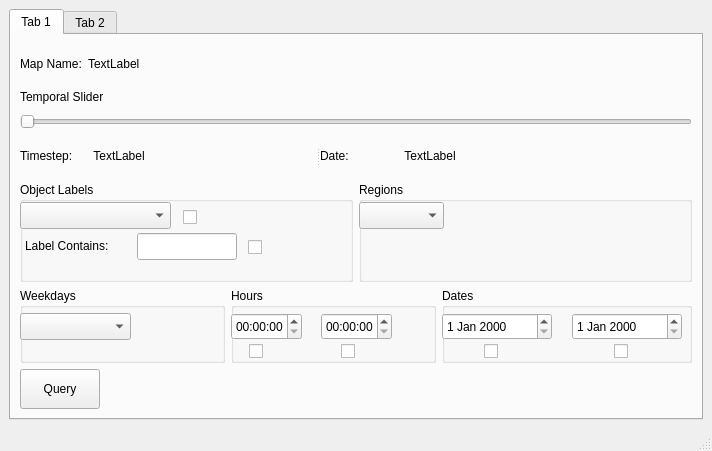
Before: the Qt Designer form ui/mainwindow.ui in hawesie/robot_state_viewer, drawn with Qt 5.
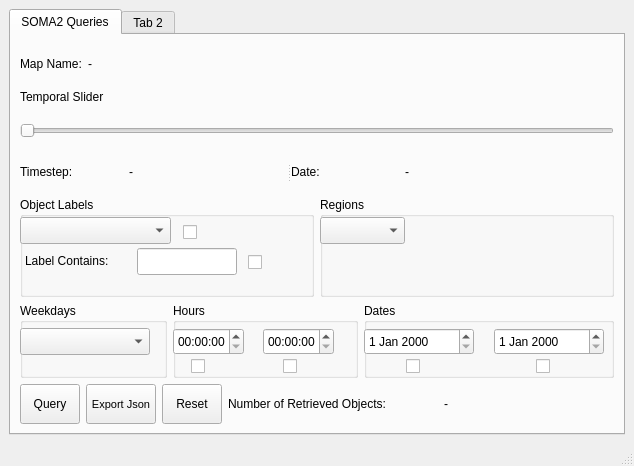
After: the same form once the commit is applied.

Commit message: Developments on query engine and visualization.

Diff of the .ui file:
```diff
--- a/ui/mainwindow.ui
+++ b/ui/mainwindow.ui
@@ -6,8 +6,8 @@
    <rect>
     <x>0</x>
     <y>0</y>
-    <width>712</width>
-    <height>451</height>
+    <width>634</width>
+    <height>466</height>
    </rect>
   </property>
   <property name="windowTitle">
@@ -19,7 +19,7 @@
      <widget class="QTabWidget" name="tabWidget">
       <widget class="QWidget" name="tab">
        <attribute name="title">
-        <string>Tab 1</string>
+        <string>SOMA2 Queries</string>
        </attribute>
        <layout class="QVBoxLayout" name="verticalLayout_3">
         <item>
@@ -52,7 +52,7 @@
              </size>
             </property>
             <property name="text">
-             <string>TextLabel</string>
+             <string>-</string>
             </property>
            </widget>
           </item>
@@ -81,6 +81,12 @@
               <verstretch>0</verstretch>
              </sizepolicy>
             </property>
+            <property name="minimumSize">
+             <size>
+              <width>100</width>
+              <height>20</height>
+             </size>
+            </property>
             <property name="text">
              <string>Temporal Slider</string>
             </property>
@@ -97,6 +103,12 @@
               <verstretch>0</verstretch>
              </sizepolicy>
             </property>
+            <property name="minimumSize">
+             <size>
+              <width>500</width>
+              <height>30</height>
+             </size>
+            </property>
             <property name="maximumSize">
              <size>
               <width>16777215</width>
@@ -125,6 +137,12 @@
            <layout class="QHBoxLayout" name="horizontalLayout_2">
             <item>
              <widget class="QLabel" name="label_3">
+              <property name="minimumSize">
+               <size>
+                <width>65</width>
+                <height>20</height>
+               </size>
+              </property>
               <property name="text">
                <string>Timestep:</string>
               </property>
@@ -135,11 +153,11 @@
               <property name="minimumSize">
                <size>
                 <width>80</width>
-                <height>0</height>
+                <height>20</height>
                </size>
               </property>
               <property name="text">
-               <string>TextLabel</string>
+               <string>-</string>
               </property>
               <property name="alignment">
                <set>Qt::AlignCenter</set>
@@ -165,6 +183,12 @@
            <layout class="QHBoxLayout" name="horizontalLayout_3">
             <item>
              <widget class="QLabel" name="label_4">
+              <property name="minimumSize">
+               <size>
+                <width>35</width>
+                <height>20</height>
+               </size>
+              </property>
               <property name="text">
                <string>Date:</string>
               </property>
@@ -175,11 +199,11 @@
               <property name="minimumSize">
                <size>
                 <width>150</width>
-                <height>0</height>
+                <height>20</height>
                </size>
               </property>
               <property name="text">
-               <string>TextLabel</string>
+               <string>-</string>
               </property>
               <property name="alignment">
                <set>Qt::AlignCenter</set>
@@ -209,7 +233,7 @@
            <widget class="QGroupBox" name="groupBox_2">
             <property name="minimumSize">
              <size>
-              <width>100</width>
+              <width>290</width>
               <height>100</height>
              </size>
             </property>
@@ -225,6 +249,12 @@
                <height>27</height>
               </rect>
              </property>
+             <property name="minimumSize">
+              <size>
+               <width>130</width>
+               <height>25</height>
+              </size>
+             </property>
             </widget>
             <widget class="QLabel" name="label_2">
              <property name="geometry">
@@ -308,7 +338,7 @@
            <widget class="QGroupBox" name="groupBox_3">
             <property name="minimumSize">
              <size>
-              <width>100</width>
+              <width>130</width>
               <height>75</height>
              </size>
             </property>
@@ -326,10 +356,16 @@
               <rect>
                <x>0</x>
                <y>25</y>
-               <width>111</width>
+               <width>130</width>
                <height>27</height>
               </rect>
              </property>
+             <property name="minimumSize">
+              <size>
+               <width>130</width>
+               <height>0</height>
+              </size>
+             </property>
             </widget>
            </widget>
           </item>
@@ -337,7 +373,7 @@
            <widget class="QGroupBox" name="groupBox_4">
             <property name="minimumSize">
              <size>
-              <width>200</width>
+              <width>185</width>
               <height>75</height>
              </size>
             </property>
@@ -454,17 +490,96 @@
          </layout>
         </item>
         <item>
-         <widget class="QPushButton" name="queryButton">
-          <property name="maximumSize">
-           <size>
-            <width>80</width>
-            <height>40</height>
-           </size>
-          </property>
-          <property name="text">
-           <string>Query</string>
-          </property>
-         </widget>
+         <layout class="QHBoxLayout" name="horizontalLayout_6">
+          <item>
+           <widget class="QPushButton" name="queryButton">
+            <property name="minimumSize">
+             <size>
+              <width>60</width>
+              <height>40</height>
+             </size>
+            </property>
+            <property name="maximumSize">
+             <size>
+              <width>60</width>
+              <height>40</height>
+             </size>
+            </property>
+            <property name="text">
+             <string>Query</string>
+            </property>
+           </widget>
+          </item>
+          <item>
+           <widget class="QPushButton" name="exportjsonButton">
+            <property name="minimumSize">
+             <size>
+              <width>70</width>
+              <height>40</height>
+             </size>
+            </property>
+            <property name="maximumSize">
+             <size>
+              <width>70</width>
+              <height>40</height>
+             </size>
+            </property>
+            <property name="font">
+             <font>
+              <pointsize>8</pointsize>
+             </font>
+            </property>
+            <property name="text">
+             <string>Export Json</string>
+            </property>
+           </widget>
+          </item>
+          <item>
+           <widget class="QPushButton" name="resetqueryButton">
+            <property name="minimumSize">
+             <size>
+              <width>60</width>
+              <height>40</height>
+             </size>
+            </property>
+            <property name="maximumSize">
+             <size>
+              <width>60</width>
+              <height>40</height>
+             </size>
+            </property>
+            <property name="text">
+             <string>Reset</string>
+            </property>
+           </widget>
+          </item>
+          <item>
+           <widget class="QLabel" name="label_6">
+            <property name="minimumSize">
+             <size>
+              <width>210</width>
+              <height>40</height>
+             </size>
+            </property>
+            <property name="maximumSize">
+             <size>
+              <width>210</width>
+              <height>40</height>
+             </size>
+            </property>
+            <property name="text">
+             <string>Number of Retrieved Objects:</string>
+            </property>
+           </widget>
+          </item>
+          <item>
+           <widget class="QLabel" name="noretrievedobjectslabel">
+            <property name="text">
+             <string>-</string>
+            </property>
+           </widget>
+          </item>
+         </layout>
         </item>
        </layout>
       </widget>
```
Left out of the diff: 6 changed lines with no effect on the pictures. The commit also changes 7 other files.
